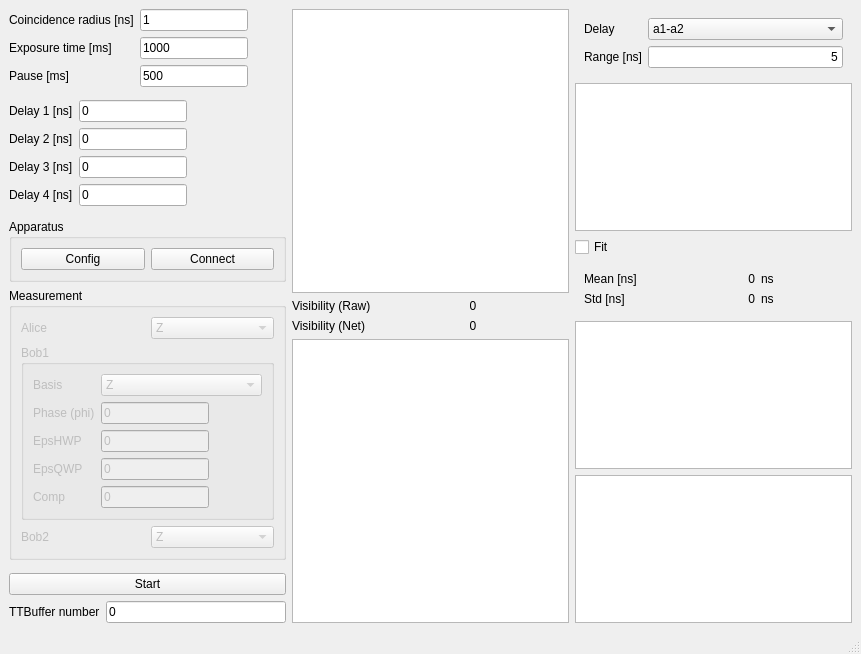
The window that pol/pol.ui (qLuxor/pylabtools) describes before a commit, drawn with Qt 5.
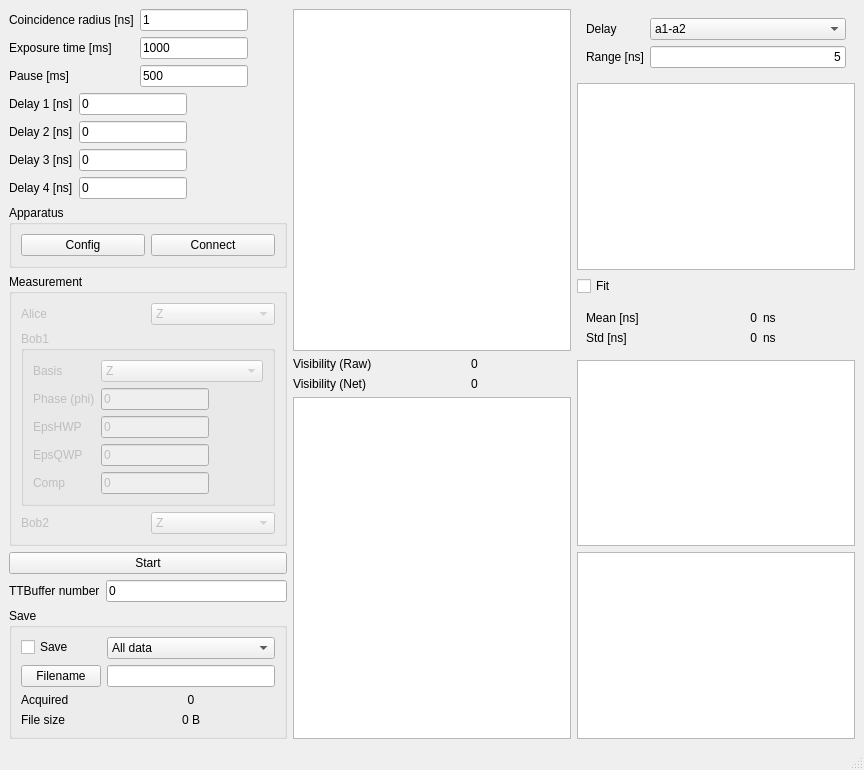
The same window after the commit. Custom widgets are drawn as their Qt base class.

Commit message: Add saving data feature

What changed in the file:
```diff
--- a/pol/pol.ui
+++ b/pol/pol.ui
@@ -6,8 +6,8 @@
    <rect>
     <x>0</x>
     <y>0</y>
-    <width>861</width>
-    <height>654</height>
+    <width>864</width>
+    <height>721</height>
    </rect>
   </property>
   <property name="windowTitle">
@@ -470,6 +470,9 @@
       </item>
       <item>
        <layout class="QFormLayout" name="formLayout_4">
+        <property name="fieldGrowthPolicy">
+         <enum>QFormLayout::AllNonFixedFieldsGrow</enum>
+        </property>
         <item row="0" column="0">
          <widget class="QLabel" name="label_17">
           <property name="text">
@@ -486,6 +489,83 @@
         </item>
        </layout>
       </item>
+      <item>
+       <widget class="QGroupBox" name="groupBox_3">
+        <property name="title">
+         <string>Save</string>
+        </property>
+        <layout class="QFormLayout" name="formLayout_7">
+         <item row="0" column="1">
+          <widget class="QComboBox" name="cmbSave">
+           <item>
+            <property name="text">
+             <string>All data</string>
+            </property>
+           </item>
+           <item>
+            <property name="text">
+             <string>Coincident TS</string>
+            </property>
+           </item>
+          </widget>
+         </item>
+         <item row="2" column="0">
+          <widget class="QLabel" name="label_7">
+           <property name="text">
+            <string>Acquired</string>
+           </property>
+          </widget>
+         </item>
+         <item row="2" column="1">
+          <widget class="QLabel" name="lblAcquired">
+           <property name="layoutDirection">
+            <enum>Qt::LeftToRight</enum>
+           </property>
+           <property name="text">
+            <string>0</string>
+           </property>
+           <property name="alignment">
+            <set>Qt::AlignCenter</set>
+           </property>
+          </widget>
+         </item>
+         <item row="3" column="0">
+          <widget class="QLabel" name="label_23">
+           <property name="text">
+            <string>File size</string>
+           </property>
+          </widget>
+         </item>
+         <item row="3" column="1">
+          <widget class="QLabel" name="lblSize">
+           <property name="text">
+            <string>0 B</string>
+           </property>
+           <property name="alignment">
+            <set>Qt::AlignCenter</set>
+           </property>
+          </widget>
+         </item>
+         <item row="1" column="0">
+          <widget class="QPushButton" name="btnFilename">
+           <property name="text">
+            <string>Filename</string>
+           </property>
+          </widget>
+         </item>
+         <item row="0" column="0">
+          <widget class="QCheckBox" name="chkSave">
+           <property name="text">
+            <string>Save</string>
+           </property>
+          </widget>
+         </item>
+         <item row="1" column="1">
+          <widget class="QLineEdit" name="txtFilename"/>
+         </item>
+        </layout>
+       </widget>
+      </item>
      </layout>
     </item>
     <item>
@@ -559,6 +639,9 @@
          </item>
          <item row="0" column="1">
           <widget class="QComboBox" name="cmbChannels">
+           <property name="currentIndex">
+            <number>0</number>
+           </property>
            <item>
             <property name="text">
              <string>a1-a2</string>
```
The commit also changes 1 other file.
